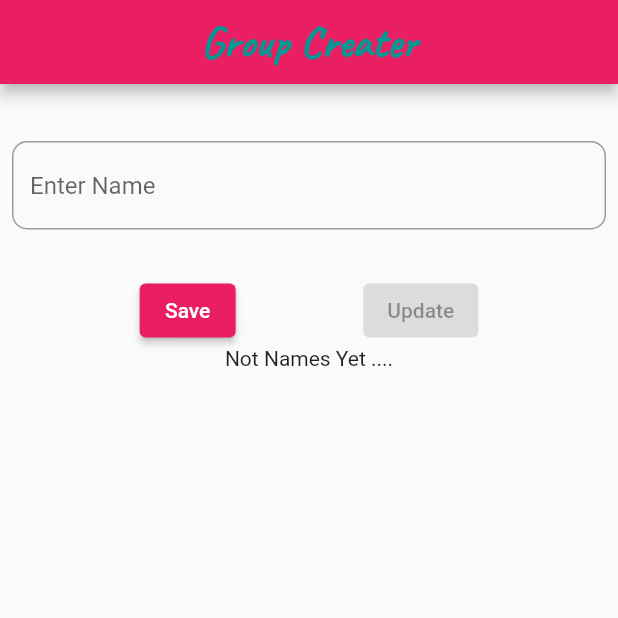
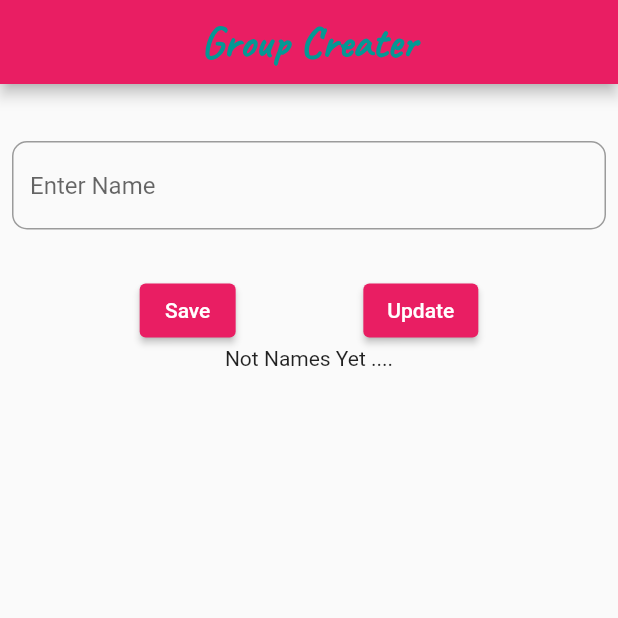
Before and after one commit to thamali-arunika/name_random_genarate, a Flutter app: the screen it shows after launch, on a phone screen of 412 x 824 dp, the top half of it. Run offline on Flutter 3.47's test engine with Material 2 defaults, Android fonts, the phone set to English and light mode, and no system bars.

Commit message:
create update button as update name list one by one

```diff
--- a/lib/home_page.dart
+++ b/lib/home_page.dart
@@ -53,9 +53,17 @@ class _MyHomePageState extends State<MyHomePage> {
                   },
                   child:const Text('Save')),
 
-                ElevatedButton(onPressed: null,
-
-                child: Text('Update')),
+                ElevatedButton(
+                   onPressed: (){
+                    String name=nameController.text.trim();
+                    if (name.isNotEmpty){
+                      setState(() {
+                        nameController.text='';
+                        names.add(SaveName(name: name));
+                      });
+                    }
+                  },
+                child:const Text('Update')),
               ],
             ),
             names.isEmpty
```
